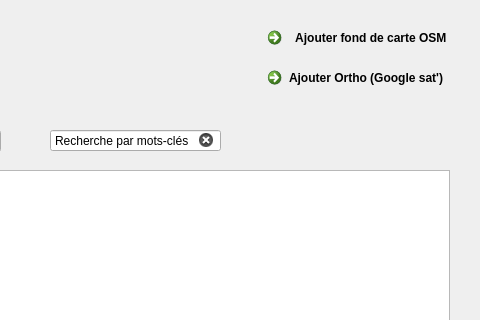
Before: the Qt Designer form FluxCEN_dialog_base.ui in CEN-Nouvelle-Aquitaine/fluxcen, drawn with Qt 5; both pictures show x 430 to 910 and y 0 to 320 of the 910 by 800 pixel window.
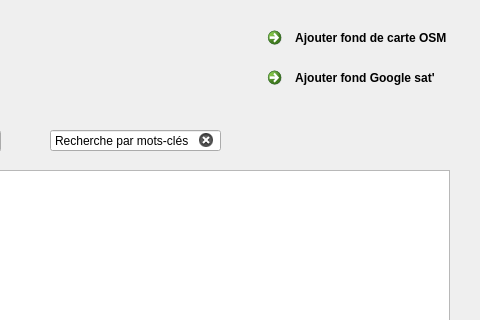
After: the same form once the commit is applied. Icons and pictures are not drawn.

```diff
--- a/FluxCEN_dialog_base.ui
+++ b/FluxCEN_dialog_base.ui
@@ -264,7 +264,7 @@
     </font>
    </property>
    <property name="text">
-    <string>Ajouter Ortho (Google sat')</string>
+    <string>  Ajouter fond Google sat'</string>
    </property>
    <property name="icon">
     <iconset resource="../../../../../../../../../Documents/fluxcen/resources.qrc">
```
Left out of the diff: 12 changed lines with no effect on the pictures.
